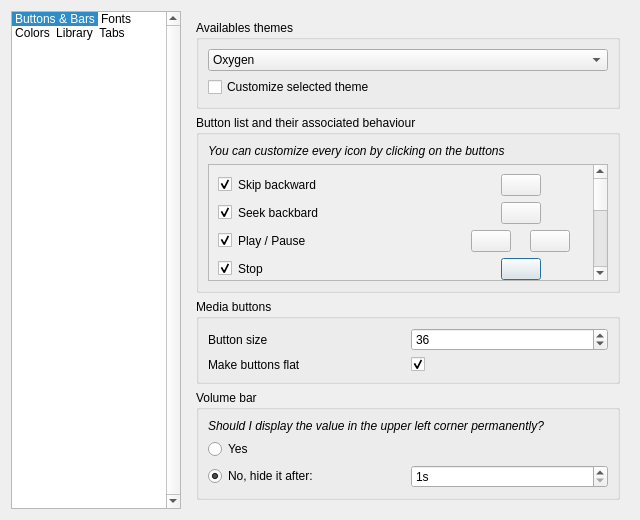
Qt form code/MiamPlayer/customizetheme.ui (MBach/Miam-Player) before a commit.
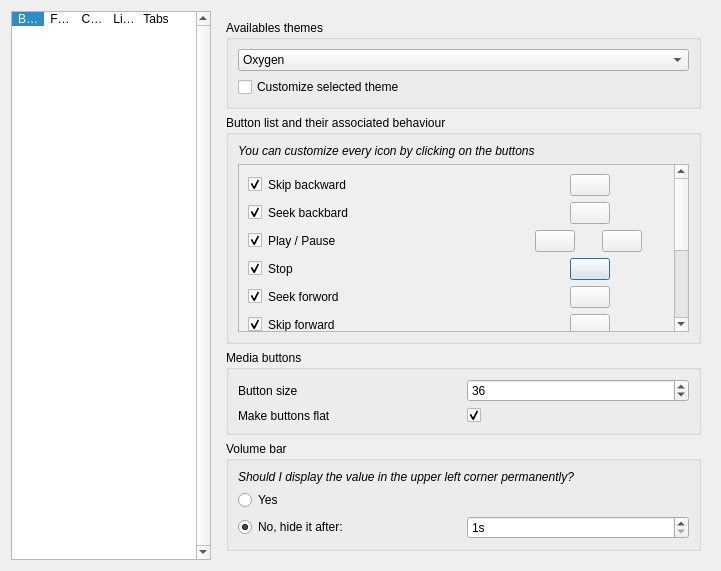
The same form after that commit. Icons and pictures are not drawn. Custom widgets are drawn as their Qt base class.

What changed in the file:
```diff
--- a/code/MiamPlayer/customizetheme.ui
+++ b/code/MiamPlayer/customizetheme.ui
@@ -6,8 +6,8 @@
    <rect>
     <x>0</x>
     <y>0</y>
-    <width>640</width>
-    <height>520</height>
+    <width>721</width>
+    <height>571</height>
    </rect>
   </property>
   <property name="windowTitle">
@@ -68,7 +68,7 @@
       <enum>QListView::IconMode</enum>
      </property>
      <property name="uniformItemSizes">
-      <bool>false</bool>
+      <bool>true</bool>
      </property>
      <property name="currentRow">
       <number>0</number>
@@ -253,8 +253,8 @@
               <rect>
                <x>0</x>
                <y>0</y>
-               <width>390</width>
-               <height>542</height>
+               <width>465</width>
+               <height>588</height>
               </rect>
              </property>
              <layout class="QGridLayout" name="gridLayout">
```
